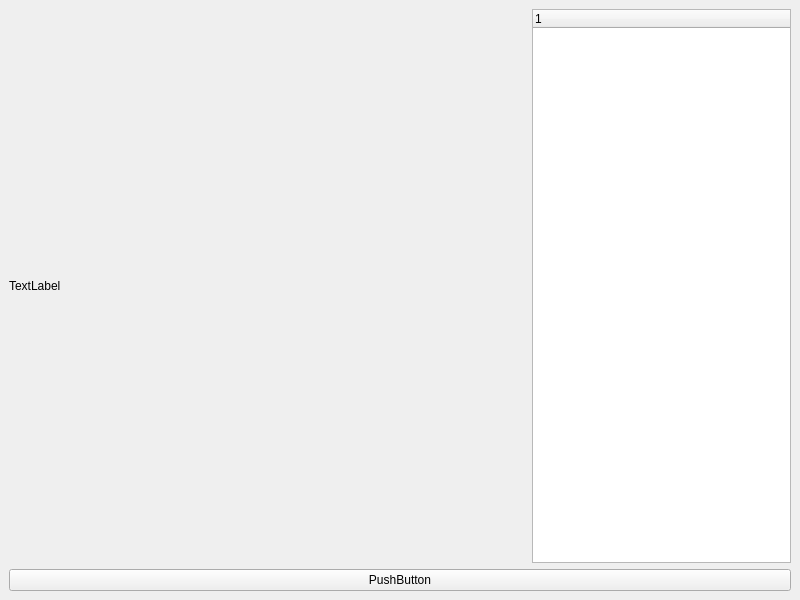
First picture: the form in untitled.ui, repository striderdu/OCR, before the edit.
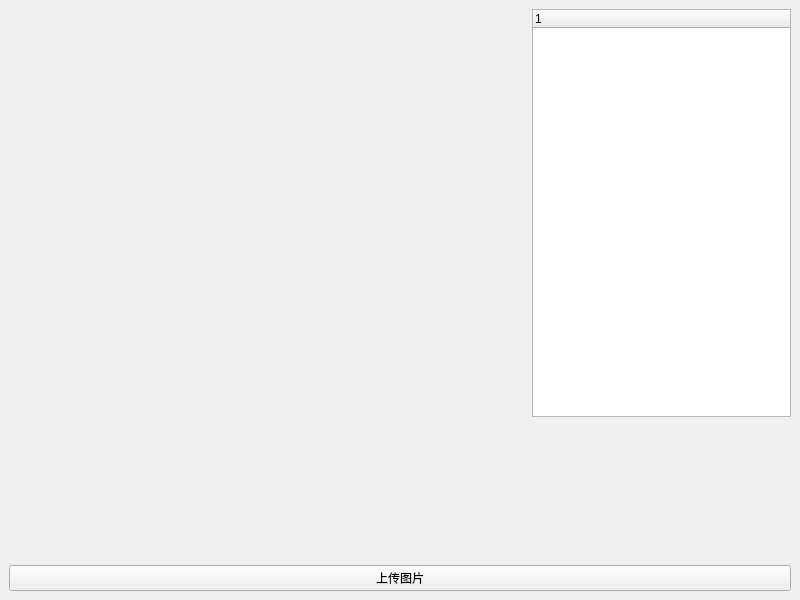
Second picture: the form after the edit.

What changed in the file:
```diff
--- a/untitled.ui
+++ b/untitled.ui
@@ -16,23 +16,28 @@
   <widget class="QWidget" name="centralwidget">
    <layout class="QGridLayout" name="gridLayout_2">
     <item row="0" column="0">
-     <layout class="QVBoxLayout" name="verticalLayout" stretch="2,1">
+     <layout class="QVBoxLayout" name="verticalLayout">
       <item>
-       <layout class="QGridLayout" name="gridLayout" columnstretch="2,1">
-        <item row="0" column="0">
+       <layout class="QHBoxLayout" name="horizontalLayout_2" stretch="2,1">
+        <item>
          <widget class="QLabel" name="label">
           <property name="enabled">
            <bool>true</bool>
           </property>
           <property name="text">
-           <string>TextLabel</string>
+           <string/>
+          </property>
+          <property name="textFormat">
+           <enum>Qt::AutoText</enum>
           </property>
           <property name="scaledContents">
            <bool>true</bool>
           </property>
          </widget>
         </item>
-        <item row="0" column="1">
+        <item>
+         <layout class="QGridLayout" name="gridLayout" rowstretch="3,1">
+          <item row="0" column="0">
          <widget class="QTreeWidget" name="treeWidget">
           <column>
            <property name="text">
@@ -41,12 +46,32 @@
           </column>
          </widget>
         </item>
+          <item row="1" column="0">
+           <layout class="QHBoxLayout" name="horizontalLayout">
+            <item>
+             <widget class="QLabel" name="label_2">
+              <property name="text">
+               <string/>
+              </property>
+             </widget>
+            </item>
+            <item>
+             <widget class="QLabel" name="label_3">
+              <property name="text">
+               <string/>
+              </property>
+             </widget>
+            </item>
+           </layout>
+          </item>
+         </layout>
+        </item>
        </layout>
       </item>
       <item>
        <widget class="QPushButton" name="pushButton">
         <property name="text">
-         <string>PushButton</string>
+         <string>上传图片</string>
         </property>
        </widget>
       </item>
```
Lines whose indentation alone changed are shown as unchanged.
